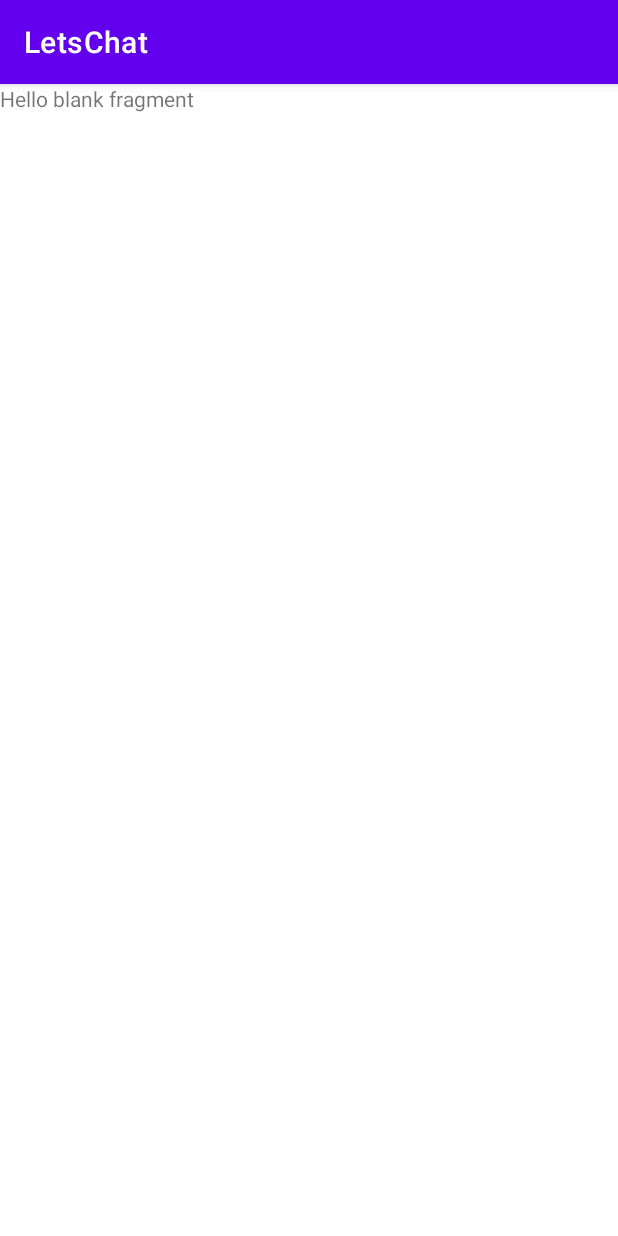
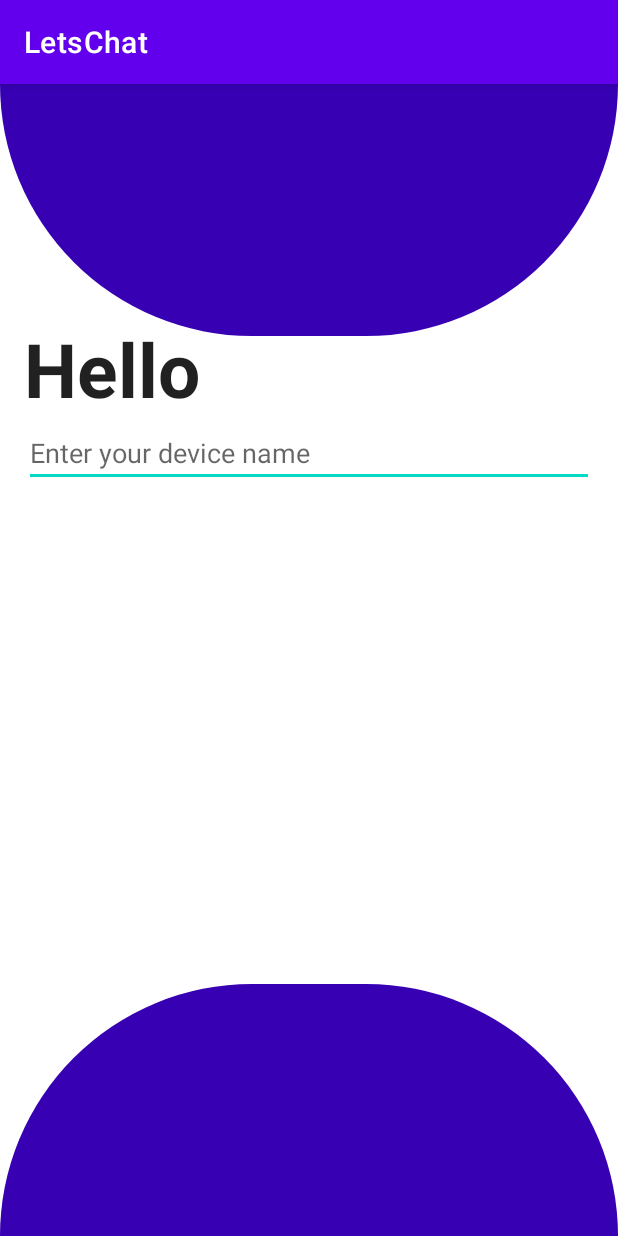
Before and after one commit to Perpetua-Kabute/LetsChat, an Android app: the fragment LoginnFragment shown on its own in the app's theme, on a phone screen of 412 x 824 dp. Run offline under Robolectric (Android 15) with nearby library versions, the phone set to English and light mode, and no system bars.

Commit message:
feat: login screen

```diff
--- a/app/src/main/res/drawable/login_bc.xml
+++ b/app/src/main/res/drawable/login_bc.xml
@@ -8,10 +8,7 @@
     </item>
     <item
         android:top="0dp"
-        android:bottom="600dp"
-        >
-<!--        android:right="-400dp"-->
-
+        android:bottom="600dp">
 
         <shape xmlns:android="http://schemas.android.com/apk/res/android"
             android:shape="rectangle"
@@ -20,19 +17,13 @@
             <solid android:color="@color/purple_700"/>
             <corners
                 android:bottomRightRadius="1000dp"
-                android:bottomLeftRadius="800dp"
-                />
-
-
-
+                android:bottomLeftRadius="1000dp" />
         </shape>
     </item>
+
     <item
         android:top="600dp"
-        android:bottom="0dp"
-        >
-
-
+        android:bottom="0dp">
 
         <shape xmlns:android="http://schemas.android.com/apk/res/android"
             android:shape="rectangle"
@@ -41,11 +32,7 @@
             <solid android:color="@color/purple_700"/>
             <corners
                 android:topRightRadius="1000dp"
-                android:topLeftRadius="800dp"
-                />
-
-
-
+                android:topLeftRadius="1000dp" />
         </shape>
     </item>
 </layer-list>
--- a/app/src/main/res/layout/fragment_login.xml
+++ b/app/src/main/res/layout/fragment_login.xml
@@ -3,12 +3,36 @@
     xmlns:tools="http://schemas.android.com/tools"
     android:layout_width="match_parent"
     android:layout_height="match_parent"
+    android:background="@drawable/login_bc"
     tools:context=".LoginnFragment">
 
-    <!-- TODO: Update blank fragment layout -->
-    <TextView
+    <LinearLayout
         android:layout_width="match_parent"
-        android:layout_height="match_parent"
-        android:text="@string/hello_blank_fragment" />
+        android:layout_height="444dp"
+        android:layout_marginTop="140dp"
+        android:orientation="vertical">
+
+        <TextView
+            android:id="@+id/hello"
+            android:layout_width="match_parent"
+            android:layout_height="wrap_content"
+            android:textAppearance="@style/TextAppearance.AppCompat.Large"
+            android:textSize="50sp"
+            android:textStyle="bold"
+            android:text="@string/hello"
+            android:layout_marginStart="16dp"
+            android:layout_marginEnd="16dp"
+            android:layout_marginTop="16dp"/>
+        <EditText
+            android:id="@+id/deviceName"
+            android:layout_width="match_parent"
+            android:layout_height="wrap_content"
+            android:layout_marginStart="16dp"
+            android:layout_marginEnd="16dp"
+            android:hint="@string/device_name"/>
+    </LinearLayout>
+
+
+
 
 </FrameLayout>
--- a/app/src/main/res/values/strings.xml
+++ b/app/src/main/res/values/strings.xml
@@ -2,4 +2,6 @@
     <string name="app_name">LetsChat</string>
     <!-- TODO: Remove or change this placeholder text -->
     <string name="hello_blank_fragment">Hello blank fragment</string>
+    <string name="hello">Hello</string>
+    <string name="device_name">Enter your device name</string>
 </resources>
```
